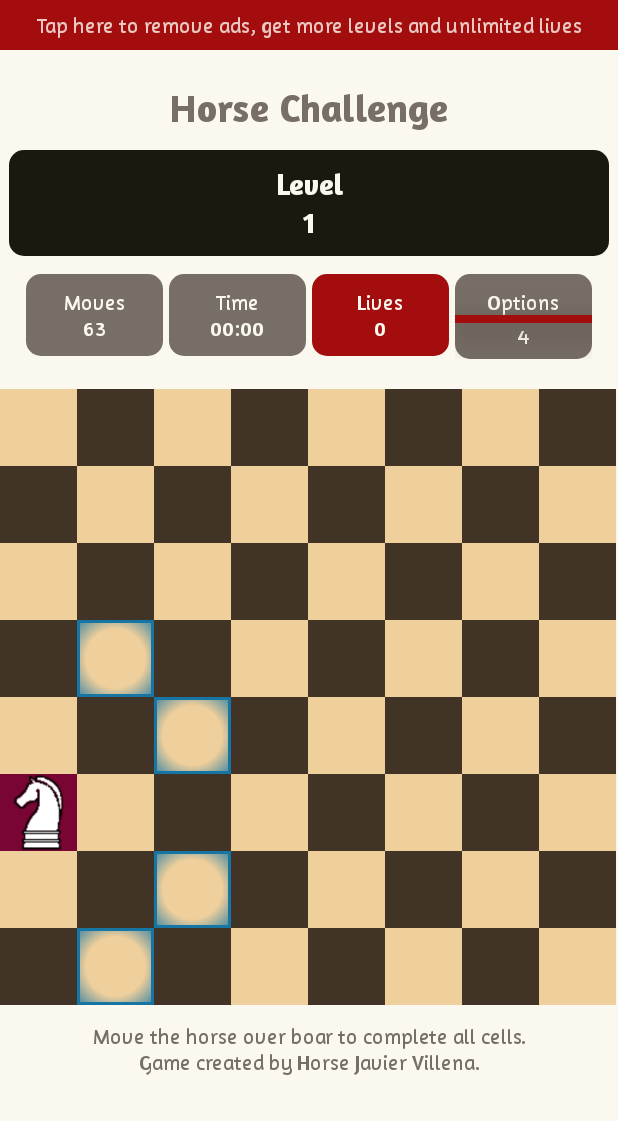
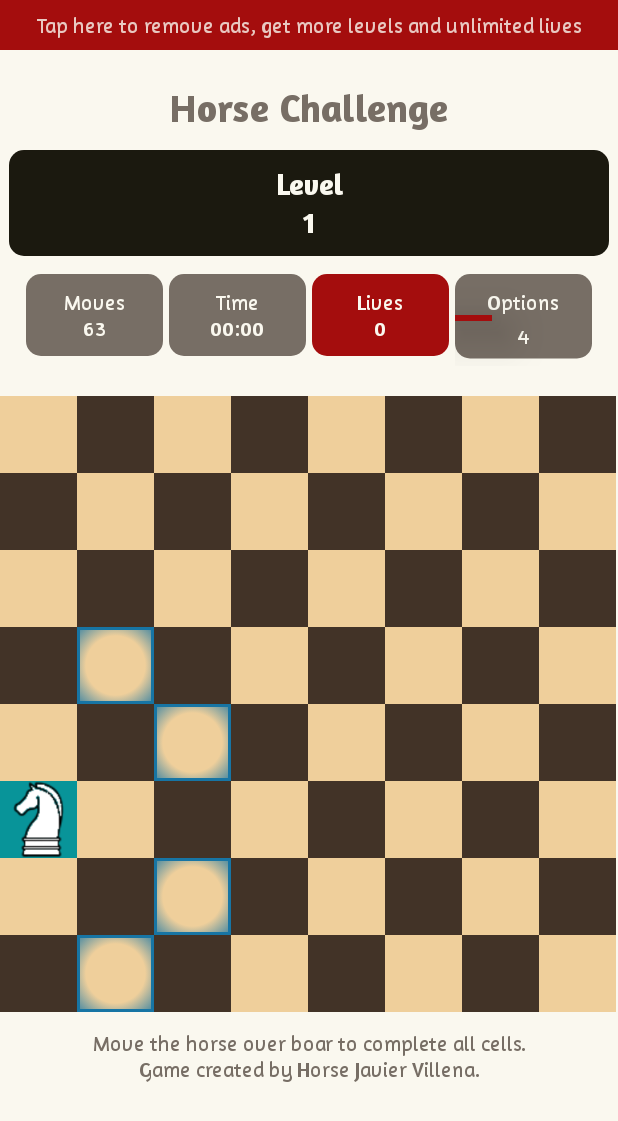
Before and after one commit to As1ss/HorseGame, an Android app: the screen it shows after launch (MainActivity), on a phone screen of 412 x 824 dp. Shown: the top 1121 px of the screen. Run offline under Robolectric (Android 15) with nearby library versions, the phone set to English and light mode, and no system bars.

Commit message:
Control de Bonus realizado.

```diff
--- a/app/src/main/java/com/example/horsegame/MainActivity.kt
+++ b/app/src/main/java/com/example/horsegame/MainActivity.kt
@@ -12,6 +12,7 @@ import android.widget.TextView
 import androidx.core.content.ContextCompat
 
 class MainActivity : AppCompatActivity() {
+    private var width_bonus = 0
     private var cellSelected_x = 0
     private var cellSelected_y = 0
 
@@ -19,9 +20,11 @@ class MainActivity : AppCompatActivity() {
     private var nameColorBlack = "black_cell"
     private var nameColorWhite = "white_cell"
 
+    private var levelMoves = 64
     private var movesRequired = 4
     private var moves = 64 // poruqe el tablero es 8x8
     private var options = 0
+    private var bonus = 0
     private lateinit var board: Array<IntArray>
     override fun onCreate(savedInstanceState: Bundle?) {
         super.onCreate(savedInstanceState)
@@ -110,6 +113,15 @@ class MainActivity : AppCompatActivity() {
         var tvMovesData = findViewById<TextView>(R.id.tvMovesData)
         tvMovesData.text = moves.toString()
 
+        growProgressBonus()
+
+        if (board[x][y] == 2) {
+            bonus++
+            var tvBonusData = findViewById<TextView>(R.id.tvBonusData)
+            tvBonusData.text = " + $bonus"
+        }
+
+
         board[x][y] = 1
 
         paintHorseCell(cellSelected_x, cellSelected_y, "previous_cell")
@@ -130,6 +142,26 @@ class MainActivity : AppCompatActivity() {
 
     }
 
+    private fun growProgressBonus() {
+        var moves_done = levelMoves - moves
+        var bonus_done = moves_done / movesRequired
+        var moves_rest = movesRequired * (bonus_done)
+        var bonus_grow = moves_done - moves_rest
+
+        var widthBonus = ((width_bonus / movesRequired) * bonus_grow).toFloat()
+
+        var height =
+            TypedValue.applyDimension(TypedValue.COMPLEX_UNIT_DIP, 4f, resources.displayMetrics)
+                .toInt()
+        var width = TypedValue.applyDimension(
+            TypedValue.COMPLEX_UNIT_DIP,
+            widthBonus,
+            resources.displayMetrics
+        ).toInt()
+        var v = findViewById<View>(R.id.tvOptionsSeparator)
+        v.setLayoutParams(TableRow.LayoutParams(width, height))
+    }
+
     private fun checkNewBonus() {
         if (moves % movesRequired == 0) {
             var bonusCell_x = 0
@@ -141,9 +173,8 @@ class MainActivity : AppCompatActivity() {
                 bonusCell_y = (0..7).random()
 
 
-                if (board[bonusCell_x][bonusCell_y] == 0) {
-                    bonusCell = true
-                }
+                if (board[bonusCell_x][bonusCell_y] == 0)  bonusCell = true
+
             }
             board[bonusCell_x][bonusCell_y] = 2
             paintBonusCell(bonusCell_x, bonusCell_y)
@@ -153,7 +184,7 @@ class MainActivity : AppCompatActivity() {
     private fun paintBonusCell(bonuscellX: Int, bonuscellY: Int) {
         var iv: ImageView =
             findViewById(resources.getIdentifier("c$bonuscellX$bonuscellY", "id", packageName))
-            iv.setImageResource(R.drawable.bonus)
+        iv.setImageResource(R.drawable.bonus)
 
     }
 
@@ -225,7 +256,11 @@ class MainActivity : AppCompatActivity() {
             if (board[option_x][option_y] == 0 || board[option_x][option_y] == 2) {
                 options++
                 paintOptions(option_x, option_y)
-                board[option_x][option_y] = 9
+
+                if (board[option_x][option_y] == 0) board[option_x][option_y] = 9
+
+
+
             }
         }
     }
@@ -291,6 +326,9 @@ class MainActivity : AppCompatActivity() {
         var lateralMarginDP = 0
         val width_cell = (width_dp - lateralMarginDP) / 8
         val height_cell = width_cell
+
+        width_bonus = 2 * width_cell.toInt()
+
         for (i in 0..7) {
             for (j in 0..7) {
                 iv = findViewById(resources.getIdentifier("c$i$j", "id", packageName))
--- a/app/src/main/res/layout/activity_main.xml
+++ b/app/src/main/res/layout/activity_main.xml
@@ -188,29 +188,46 @@
                         android:textAlignment="center"
                         android:paddingTop="10dp"
                         android:backgroundTint="@color/app_color_regular" />
-                    <TextView
+                    <View
                         android:id="@+id/tvOptionsSeparator"
                         android:layout_width="match_parent"
-                        android:layout_height="5dp"
+                        android:layout_height="1dp"
                         android:translationZ="22dp"
                         android:background="@color/contrast_data"
                         android:textColor="@color/app_color_light"
-                        android:fontFamily="@font/amaranth_regular"
                         android:textAlignment="center"
                         android:paddingTop="10dp"
                         />
 
+                    <LinearLayout
+                        android:layout_width="match_parent"
+                        android:layout_height="30dp"
+                        android:background="@drawable/bg_title_bottom"
+                        android:orientation="horizontal"
+                        android:backgroundTint="@color/app_color_regular"
+                        android:gravity="center"
+                        android:translationY="-5dp">
+
                     <TextView
                         android:id="@+id/tvOptionsData"
-                        android:layout_width="match_parent"
-                        android:layout_height="24dp"
-                        android:background="@drawable/bg_title_bottom"
+                        android:layout_width="wrap_content"
+                        android:layout_height="wrap_content"
                         android:text="0"
                         android:textColor="@color/app_color_light"
                         android:fontFamily="@font/amaranth_regular"
                         android:textAlignment="center"
-                        android:paddingBottom="10dp"
-                        android:backgroundTint="@color/app_color_regular" />
+
+
+                        />
+                    <TextView
+                        android:id="@+id/tvBonusData"
+                        android:layout_width="wrap_content"
+                        android:layout_height="wrap_content"
+                        android:fontFamily="@font/amaranth_regular"
+                        android:text=""
+                        android:textColor="@color/app_color_light"
+                       />
+                    </LinearLayout>
                 </LinearLayout>
             </LinearLayout>
 
--- a/app/src/main/res/values/colors.xml
+++ b/app/src/main/res/values/colors.xml
@@ -22,7 +22,7 @@
     <color name="contrast_data_premium">#17711B</color>
 
 
-    <color name="selected_cell">#780533</color>
+    <color name="selected_cell">#089499</color>
     <color name="previous_cell">#FFA500</color>
     <color name="enabled_cell">#1775A4</color>
 
```
